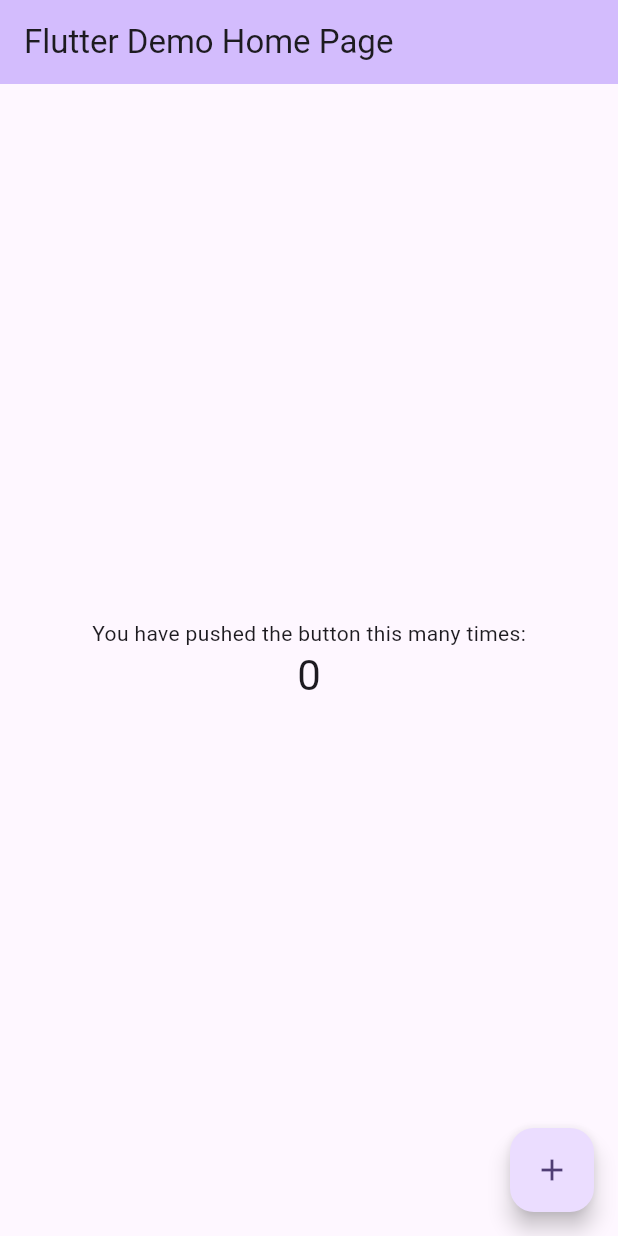
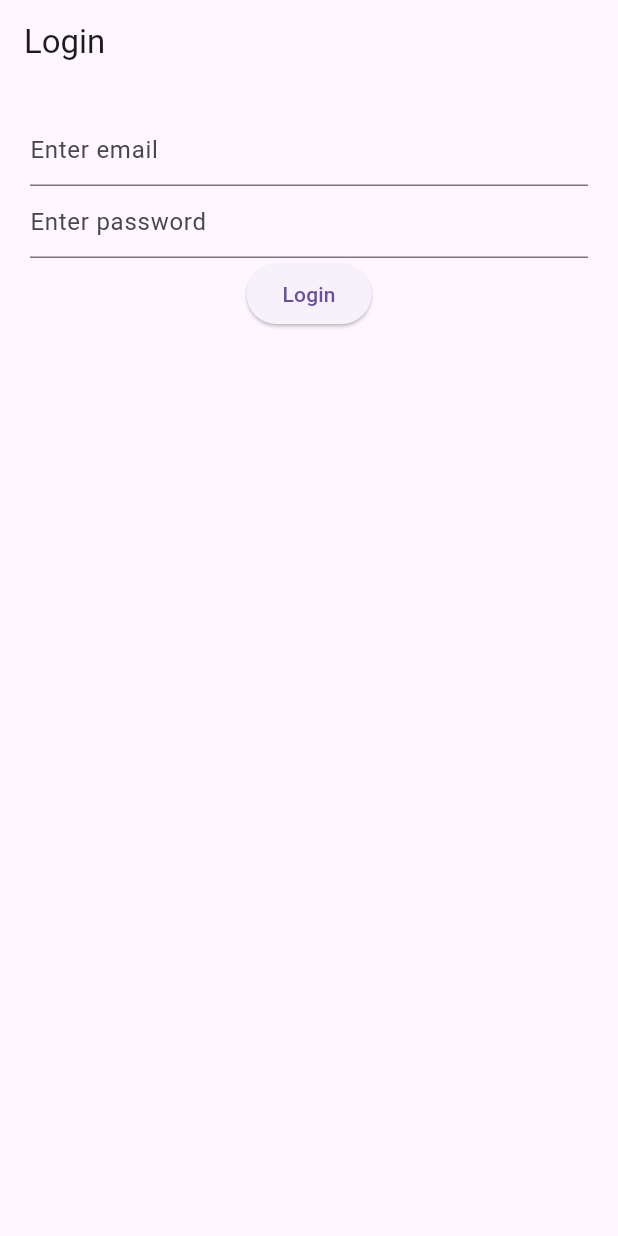
Before and after one commit to Razushrestha/login-and-Signup-flutter, a Flutter app: the screen it shows after launch, on a phone screen of 412 x 824 dp. Run offline on Flutter 3.47's test engine with Material 3 defaults, Android fonts, the light colour scheme and no system bars; our stand-ins replace firebase_auth, firebase_core; accounts and stored records are empty.

Commit message:
login with firebase

```diff
--- /dev/null
+++ b/login_ignup/lib/login.dart
@@ -0,0 +1,47 @@
+import 'package:flutter/material.dart';
+import 'package:firebase_auth/firebase_auth.dart';
+
+class Login extends StatefulWidget {
+  const Login({super.key});
+
+  @override
+  State<Login> createState() => _LoginState();
+}
+
+class _LoginState extends State<Login> {
+  TextEditingController email = TextEditingController();
+  TextEditingController password = TextEditingController();
+
+  signIn() async {
+    await FirebaseAuth.instance
+        .signInWithEmailAndPassword(email: email.text, password: password.text);
+  }
+
+  @override
+  Widget build(BuildContext context) {
+    return Scaffold(
+      appBar: AppBar(
+        title: const Text('Login'),
+      ),
+      body: Padding(
+        padding: const EdgeInsets.all(20),
+        child: Column(
+          children: [
+            TextField(
+              controller: email,
+              decoration: const InputDecoration(hintText: "Enter email"),
+            ),
+            TextField(
+              controller: password,
+              decoration: const InputDecoration(hintText: "Enter password"),
+            ),
+            ElevatedButton(
+              onPressed: signIn,
+              child: const Text('Login'),
+            ),
+          ],
+        ),
+      ),
+    );
+  }
+}
--- a/login_ignup/lib/main.dart
+++ b/login_ignup/lib/main.dart
@@ -1,125 +1,25 @@
+import 'package:firebase_core/firebase_core.dart';
+import 'package:login_ignup/wrapper.dart';
+import 'firebase_options.dart';
 import 'package:flutter/material.dart';
 
-void main() {
+void main() async {
+  WidgetsFlutterBinding.ensureInitialized();
+
+  await Firebase.initializeApp(
+    options: DefaultFirebaseOptions.currentPlatform,
+  );
   runApp(const MyApp());
 }
 
 class MyApp extends StatelessWidget {
   const MyApp({super.key});
 
-  // This widget is the root of your application.
   @override
   Widget build(BuildContext context) {
-    return MaterialApp(
-      title: 'Flutter Demo',
-      theme: ThemeData(
-        // This is the theme of your application.
-        //
-        // TRY THIS: Try running your application with "flutter run". You'll see
-        // the application has a purple toolbar. Then, without quitting the app,
-        // try changing the seedColor in the colorScheme below to Colors.green
-        // and then invoke "hot reload" (save your changes or press the "hot
-        // reload" button in a Flutter-supported IDE, or press "r" if you used
-        // the command line to start the app).
-        //
-        // Notice that the counter didn't reset back to zero; the application
-        // state is not lost during the reload. To reset the state, use hot
-        // restart instead.
-        //
-        // This works for code too, not just values: Most code changes can be
-        // tested with just a hot reload.
-        colorScheme: ColorScheme.fromSeed(seedColor: Colors.deepPurple),
-        useMaterial3: true,
-      ),
-      home: const MyHomePage(title: 'Flutter Demo Home Page'),
+    return const MaterialApp(
+      title: 'flutter app',
+      home: Wrapper(),
     );
   }
 }
-
-class MyHomePage extends StatefulWidget {
-  const MyHomePage({super.key, required this.title});
-
-  // This widget is the home page of your application. It is stateful, meaning
-  // that it has a State object (defined below) that contains fields that affect
-  // how it looks.
-
-  // This class is the configuration for the state. It holds the values (in this
-  // case the title) provided by the parent (in this case the App widget) and
-  // used by the build method of the State. Fields in a Widget subclass are
-  // always marked "final".
-
-  final String title;
-
-  @override
-  State<MyHomePage> createState() => _MyHomePageState();
-}
-
-class _MyHomePageState extends State<MyHomePage> {
-  int _counter = 0;
-
-  void _incrementCounter() {
-    setState(() {
-      // This call to setState tells the Flutter framework that something has
-      // changed in this State, which causes it to rerun the build method below
-      // so that the display can reflect the updated values. If we changed
-      // _counter without calling setState(), then the build method would not be
-      // called again, and so nothing would appear to happen.
-      _counter++;
-    });
-  }
-
-  @override
-  Widget build(BuildContext context) {
-    // This method is rerun every time setState is called, for instance as done
-    // by the _incrementCounter method above.
-    //
-    // The Flutter framework has been optimized to make rerunning build methods
-    // fast, so that you can just rebuild anything that needs updating rather
-    // than having to individually change instances of widgets.
-    return Scaffold(
-      appBar: AppBar(
-        // TRY THIS: Try changing the color here to a specific color (to
-        // Colors.amber, perhaps?) and trigger a hot reload to see the AppBar
-        // change color while the other colors stay the same.
-        backgroundColor: Theme.of(context).colorScheme.inversePrimary,
-        // Here we take the value from the MyHomePage object that was created by
-        // the App.build method, and use it to set our appbar title.
-        title: Text(widget.title),
-      ),
-      body: Center(
-        // Center is a layout widget. It takes a single child and positions it
-        // in the middle of the parent.
-        child: Column(
-          // Column is also a layout widget. It takes a list of children and
-          // arranges them vertically. By default, it sizes itself to fit its
-          // children horizontally, and tries to be as tall as its parent.
-          //
-          // Column has various properties to control how it sizes itself and
-          // how it positions its children. Here we use mainAxisAlignment to
-          // center the children vertically; the main axis here is the vertical
-          // axis because Columns are vertical (the cross axis would be
-          // horizontal).
-          //
-          // TRY THIS: Invoke "debug painting" (choose the "Toggle Debug Paint"
-          // action in the IDE, or press "p" in the console), to see the
-          // wireframe for each widget.
-          mainAxisAlignment: MainAxisAlignment.center,
-          children: <Widget>[
-            const Text(
-              'You have pushed the button this many times:',
-            ),
-            Text(
-              '$_counter',
-              style: Theme.of(context).textTheme.headlineMedium,
-            ),
-          ],
-        ),
-      ),
-      floatingActionButton: FloatingActionButton(
-        onPressed: _incrementCounter,
-        tooltip: 'Increment',
-        child: const Icon(Icons.add),
-      ), // This trailing comma makes auto-formatting nicer for build methods.
-    );
-  }
-}
--- /dev/null
+++ b/login_ignup/lib/wrapper.dart
@@ -0,0 +1,28 @@
+import 'package:flutter/material.dart';
+import 'package:login_ignup/homepage.dart';
+import 'package:login_ignup/login.dart';
+import 'package:firebase_auth/firebase_auth.dart';
+
+class Wrapper extends StatefulWidget {
+  const Wrapper({super.key});
+
+  @override
+  State<Wrapper> createState() => _WrapperState();
+}
+
+class _WrapperState extends State<Wrapper> {
+  @override
+  Widget build(BuildContext context) {
+    return Scaffold(
+      body: StreamBuilder(
+          stream: FirebaseAuth.instance.authStateChanges(),
+          builder: (context, snapshot) {
+            if (snapshot.hasData) {
+              return const Homepage();
+            } else {
+              return const Login();
+            }
+          }),
+    );
+  }
+}
--- a/login_ignup/pubspec.yaml
+++ b/login_ignup/pubspec.yaml
@@ -35,6 +35,8 @@ dependencies:
   # The following adds the Cupertino Icons font to your application.
   # Use with the CupertinoIcons class for iOS style icons.
   cupertino_icons: ^1.0.2
+  firebase_core: ^2.27.0
+  firebase_auth: ^4.17.8
 
 dev_dependencies:
   flutter_test:
```
Also changed, not shown: login_ignup/lib/homepage.dart (added, +33 -0 lines), login_ignup/lib/firebase_options.dart (added), login_ignup/pubspec.lock, 8 other files.
